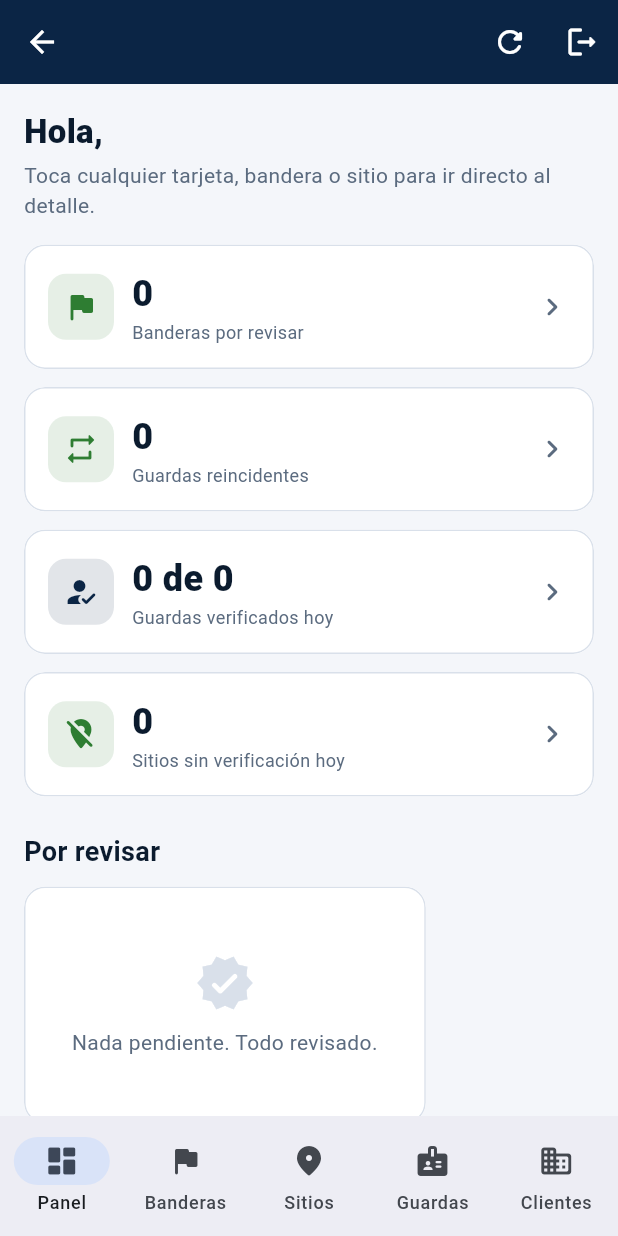
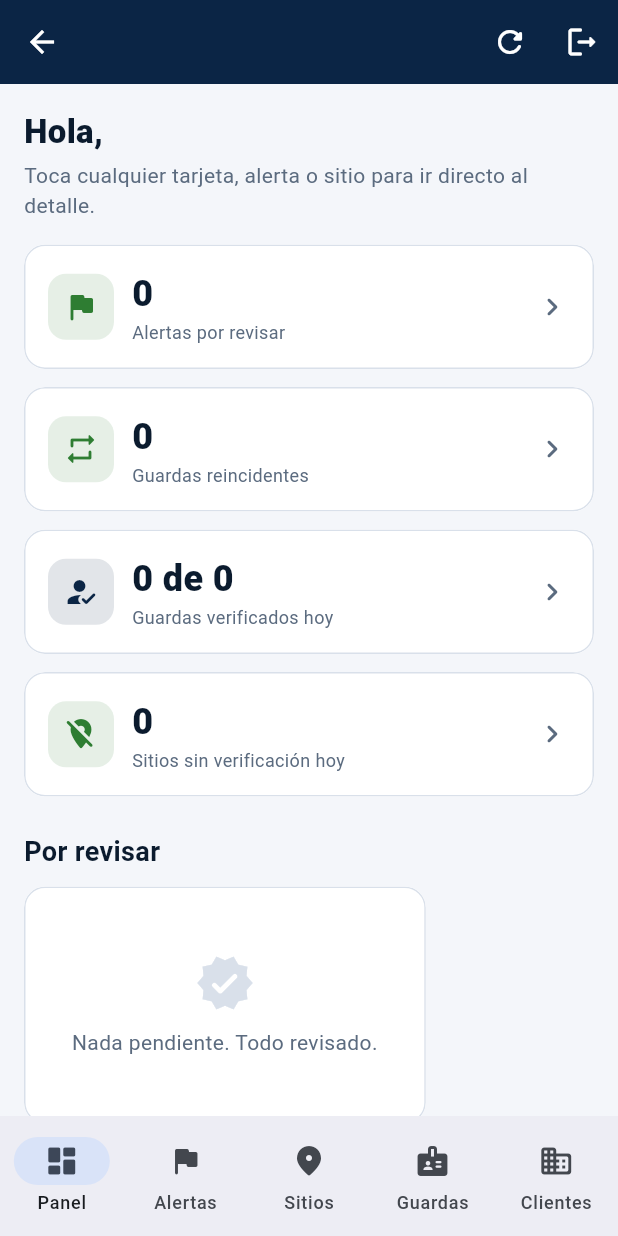
Before and after one commit to SOUD26/saas-dag-app, a Flutter app: the AdminHome screen opened directly with empty values, on a phone screen of 412 x 824 dp. Run offline on Flutter 3.47's test engine with Material 3 defaults, Android fonts, the phone set to English and light mode, and no system bars; our stand-ins replace flutter_map, latlong2, shared_preferences, supabase_flutter; accounts and stored records are empty.

Commit message:
Interfaz: 'Bandera' pasa a llamarse 'Alerta'
Co-Authored-By: Claude Sonnet 5.5 <noreply@anthropic.com>
Claude-Session: https://claude.ai/code/session_01FVyhC9K5HN4b3FY1sGwJVP

```diff
--- a/lib/models/role_info.dart
+++ b/lib/models/role_info.dart
@@ -52,7 +52,7 @@ RoleInfo infoFor(AppRole role) {
         modules: [
           'Mapa de sitios',
           'Guardas en turno',
-          'Banderas rojas',
+          'Alertas de verificación',
           'Rondas',
           'Alertas',
         ],
--- a/lib/screens/admin/admin_home.dart
+++ b/lib/screens/admin/admin_home.dart
@@ -59,7 +59,7 @@ class _AdminHomeState extends State<AdminHome> {
 
     final dests = <(IconData, String)>[
       (Icons.dashboard_rounded, 'Panel'),
-      (Icons.flag_rounded, 'Banderas'),
+      (Icons.flag_rounded, 'Alertas'),
       (Icons.place_rounded, 'Sitios'),
       (Icons.badge_rounded, 'Guardas'),
       (Icons.business_rounded, 'Clientes'),
@@ -219,7 +219,7 @@ class _Dashboard extends StatelessWidget {
 
     final kpis = [
       Kpi(
-        label: 'Banderas por revisar',
+        label: 'Alertas por revisar',
         value: '${pending.length}',
         icon: Icons.flag_rounded,
         color: pending.isEmpty ? kOk : AppColors.danger,
@@ -257,7 +257,7 @@ class _Dashboard extends StatelessWidget {
         ),
         const SizedBox(height: 4),
         const Text(
-          'Toca cualquier tarjeta, bandera o sitio para ir directo al detalle.',
+          'Toca cualquier tarjeta, alerta o sitio para ir directo al detalle.',
           style: TextStyle(color: AppColors.muted),
         ),
         const SizedBox(height: 16),
--- a/lib/screens/admin/admin_sheets.dart
+++ b/lib/screens/admin/admin_sheets.dart
@@ -88,7 +88,7 @@ class _FlagBodyState extends State<_FlagBody> {
             const Icon(Icons.flag_rounded, color: AppColors.danger),
             const SizedBox(width: 8),
             const Expanded(
-              child: Text('Bandera',
+              child: Text('Alerta',
                   style: TextStyle(fontSize: 20, fontWeight: FontWeight.w800)),
             ),
             Pill(Outcome.label(v.outcome), outcomeColor(v.outcome)),
@@ -103,7 +103,7 @@ class _FlagBodyState extends State<_FlagBody> {
         if (v.score != null) _row('Coincidencia', v.score!.toStringAsFixed(2)),
         if (repeat) ...[
           const SizedBox(height: 8),
-          Pill('Reincidente · ${d.flagCount(v.guardId!)} banderas en 7 días', AppColors.danger),
+          Pill('Reincidente · ${d.flagCount(v.guardId!)} alertas en 7 días', AppColors.danger),
         ],
         const SizedBox(height: 18),
         if (v.reviewed) ...[
@@ -191,11 +191,11 @@ Future<void> showSiteSheet(
           guards.isEmpty ? 'Ninguno asignado' : guards.map((g) => g.name).join(', '),
         ),
         const SizedBox(height: 14),
-        Text('Banderas (7 días): ${flags.length}',
+        Text('Alertas (7 días): ${flags.length}',
             style: const TextStyle(fontWeight: FontWeight.w700)),
         const SizedBox(height: 6),
         if (flags.isEmpty)
-          const Text('Sin banderas.', style: TextStyle(color: AppColors.muted))
+          const Text('Sin alertas.', style: TextStyle(color: AppColors.muted))
         else
           for (final v in flags.take(6))
             ListTile(
@@ -241,7 +241,7 @@ Future<void> showGuardSheet(
         const SizedBox(height: 12),
         _row('Sitios', sites.isEmpty ? 'Sin sitios asignados' : sites.join(', ')),
         _row('Verificaciones', '${mine.length} en 7 días'),
-        _row('Banderas', '${d.flagCount(g.id)} en 7 días'),
+        _row('Alertas', '${d.flagCount(g.id)} en 7 días'),
         const SizedBox(height: 14),
         const Text('Últimos movimientos', style: TextStyle(fontWeight: FontWeight.w700)),
         const SizedBox(height: 6),
@@ -498,7 +498,7 @@ class _NewSiteDialogState extends State<_NewSiteDialog> {
                 keyboardType: TextInputType.number,
                 decoration: const InputDecoration(
                   labelText: 'Perímetro (metros)',
-                  helperText: 'Distancia máxima del centro para marcar sin bandera.',
+                  helperText: 'Distancia máxima del centro para marcar sin alerta.',
                 ),
               ),
               if (_error != null) ...[
--- a/lib/screens/admin/admin_views.dart
+++ b/lib/screens/admin/admin_views.dart
@@ -5,7 +5,7 @@ import 'admin_data.dart';
 import 'admin_sheets.dart';
 import 'admin_ui.dart';
 
-/// Fila de bandera, reutilizada en el panel y en la lista de banderas.
+/// Fila de alerta, reutilizada en el panel y en la lista de alertas.
 class FlagTile extends StatelessWidget {
   const FlagTile({super.key, required this.d, required this.v, required this.reload});
   final AdminData d;
@@ -65,7 +65,7 @@ class FlagTile extends StatelessWidget {
   }
 }
 
-// ───────────────────────── Banderas ─────────────────────────
+// ───────────────────────── Alertas ─────────────────────────
 
 class FlagsView extends StatelessWidget {
   const FlagsView({
@@ -108,7 +108,7 @@ class FlagsView extends StatelessWidget {
     return AdminPage(
       onRefresh: reload,
       children: [
-        const SectionHead('Banderas · últimos 7 días'),
+        const SectionHead('Alertas · últimos 7 días'),
         Wrap(
           spacing: 8,
           runSpacing: 8,
@@ -127,7 +127,7 @@ class FlagsView extends StatelessWidget {
             filter == 'pending' ? Icons.verified_rounded : Icons.flag_outlined,
             filter == 'pending'
                 ? 'Nada pendiente. Todo revisado.'
-                : 'No hay banderas con este filtro.',
+                : 'No hay alertas con este filtro.',
           )
         else
           for (final v in list) FlagTile(d: d, v: v, reload: reload),
@@ -240,7 +240,7 @@ class GuardsView extends StatelessWidget {
                         children: [
                           Text(g.name, style: const TextStyle(fontWeight: FontWeight.w700)),
                           Text(
-                            '${(d.assign[g.id] ?? const <String>{}).length} sitios · ${d.flagCount(g.id)} banderas en 7 días',
+                            '${(d.assign[g.id] ?? const <String>{}).length} sitios · ${d.flagCount(g.id)} alertas en 7 días',
                             style: const TextStyle(color: AppColors.muted, fontSize: 13),
                           ),
                         ],
```
